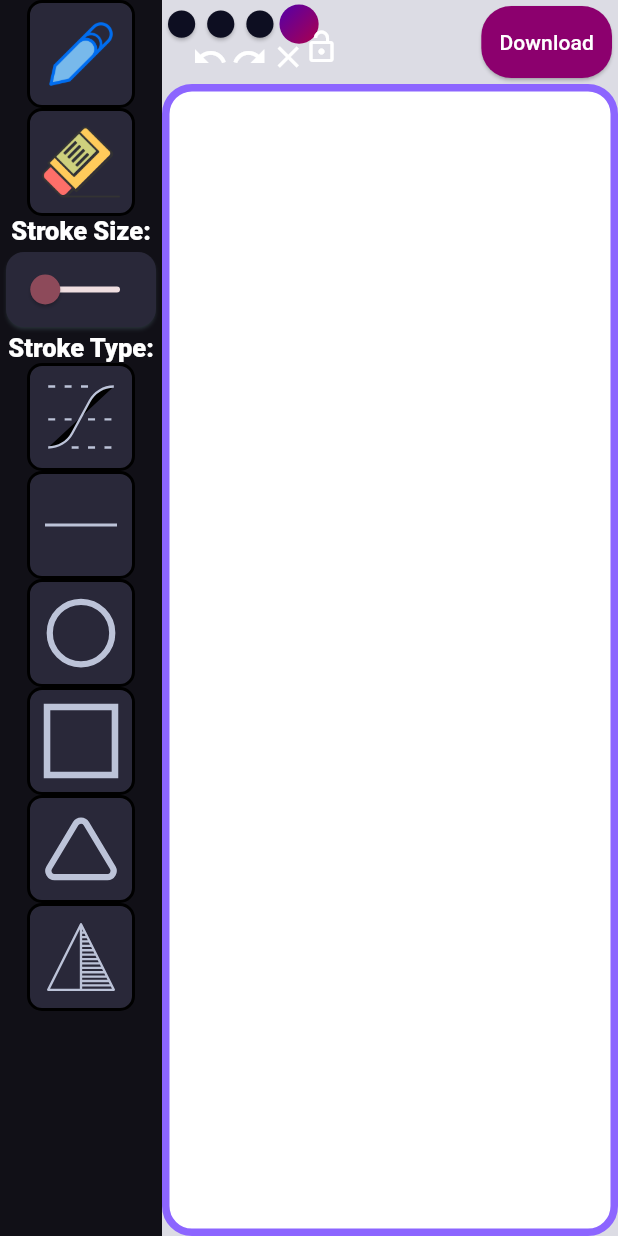
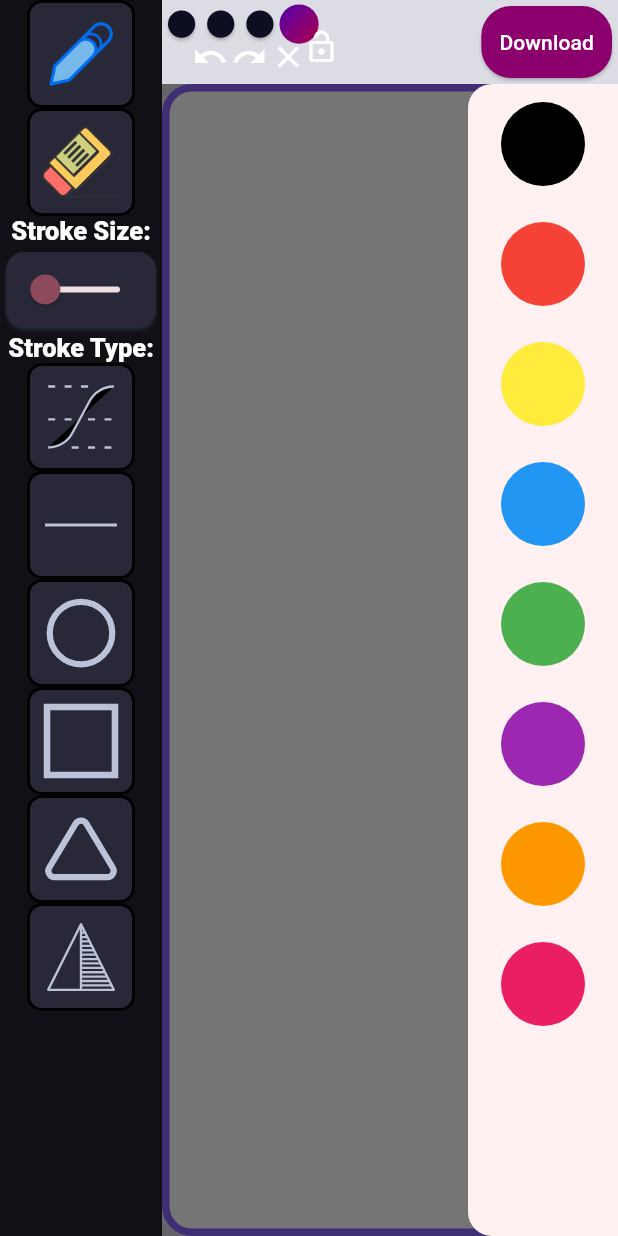
Before and after one commit to shrimphunter911/ScribbleToArt, a Flutter app: the screen it shows after launch, with the side drawer open (before the commit the screen has no drawer), on a phone screen of 412 x 824 dp. Run offline on Flutter 3.47's test engine with Material 3 defaults, Android fonts, the phone set to English and light mode, and no system bars; our stand-ins replace flutter_svg.

Commit message:
Color-and-Stroke

```diff
--- a/lib/main.dart
+++ b/lib/main.dart
@@ -29,6 +29,18 @@ class _DrawingAppState extends State<DrawingApp> {
   var drawingPointsHistory = <DrawingPoint>[];
   var drawingPoints = <DrawingPoint>[];
   var strokeWidth = 2.0;
+  var strokeColor = Colors.black;
+
+  var colors = <Color>[
+    Colors.black,
+    Colors.red,
+    Colors.yellow,
+    Colors.blue,
+    Colors.green,
+    Colors.purple,
+    Colors.orange,
+    Colors.pink,
+  ];
 
   @override
   Widget build(BuildContext context) {
@@ -322,7 +334,9 @@ class _DrawingAppState extends State<DrawingApp> {
                       ],
                     ),
                     Expanded(
-                      child: Container(
+                      child: Scaffold(
+                        backgroundColor: Color.fromRGBO(220, 220, 228, 0),
+                        body: Container(
                           decoration: BoxDecoration(
                             borderRadius: BorderRadius.circular(20),
                             color: Colors.white,
@@ -337,6 +351,8 @@ class _DrawingAppState extends State<DrawingApp> {
                                 point = DrawingPoint(
                                   drawingId: DateTime.now().millisecondsSinceEpoch,
                                   offsets: [details.localPosition],
+                                  strokeColor: strokeColor,
+                                  strokeWidth: strokeWidth,
                                 );
 
                                 if (point == null) return;
@@ -359,12 +375,46 @@ class _DrawingAppState extends State<DrawingApp> {
                             onPanEnd: (_) {
                               point = null;
                             },
+                            child: ClipRect(
                               child: CustomPaint(
                                 painter: Painter(drawingPoints: drawingPoints),
                                 child: SizedBox(
                                   width: MediaQuery.of(context).size.width,
                                   height: MediaQuery.of(context).size.height,
                                 ),
+                              ),
+                            ),
+                          ),
+                        ),
+                        floatingActionButton: Builder(builder: (context) {
+                          return FloatingActionButton(
+                            onPressed: () {
+                              Scaffold.of(context).openEndDrawer();
+                            },
+                            child: const Icon(Icons.color_lens_outlined),
+                          );
+                        }),
+                        endDrawer: Container(
+                          width: 100,
+                          child: Drawer(
+                            child: ListView.builder(
+                              itemCount: colors.length,
+                              itemBuilder: (context, index) {
+                                return Padding(
+                                  padding: const EdgeInsets.all(12.0),
+                                  child: ListTile(
+                                    onTap: () {
+                                      setState(() {
+                                        strokeColor = colors[index];
+                                        Navigator.of(context).pop();
+                                      });
+                                    },
+                                    tileColor: colors[index],
+                                    shape: const CircleBorder(),
+                                  ),
+                                );
+                              },
+                            )
                           ),
                         ),
                       ),
@@ -390,7 +440,7 @@ class Painter extends CustomPainter {
   void paint(Canvas canvas, Size size) {
     for (var drawingPoint in drawingPoints) {
       final paint = Paint();
-      paint.color = drawingPoint.color;
+      paint.color = drawingPoint.strokeColor;
       paint.isAntiAlias = true;
       paint.strokeWidth = drawingPoint.strokeWidth;
       paint.strokeCap = StrokeCap.round;
--- a/lib/services/drawing/drawing_point.dart
+++ b/lib/services/drawing/drawing_point.dart
@@ -3,20 +3,20 @@ import 'package:flutter/material.dart';
 class DrawingPoint{
   int drawingId;
   List<Offset> offsets;
-  Color color;
+  Color strokeColor;
   double strokeWidth;
 
   DrawingPoint({
     this.drawingId = -1,
     this.offsets = const [],
-    this.color = Colors.black,
+    this.strokeColor = Colors.black,
     this.strokeWidth = 2.0,
   });
 
   DrawingPoint copyWith({List<Offset>? offsets}) {
     return DrawingPoint(
       drawingId: drawingId,
-      color: color,
+      strokeColor: strokeColor,
       strokeWidth: strokeWidth,
       offsets: offsets ?? this.offsets,
     );
```
Lines whose indentation alone changed are shown as unchanged.
